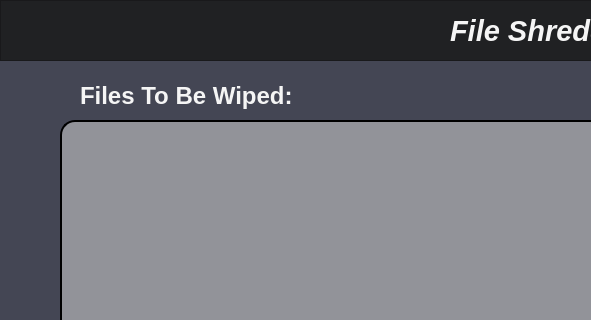
Qt form FileShredder/FileShredder.ui (Shayhha/CryptoShredder) before a commit; both pictures show x 0 to 591 and y 0 to 320 of the 1078 by 700 pixel window.
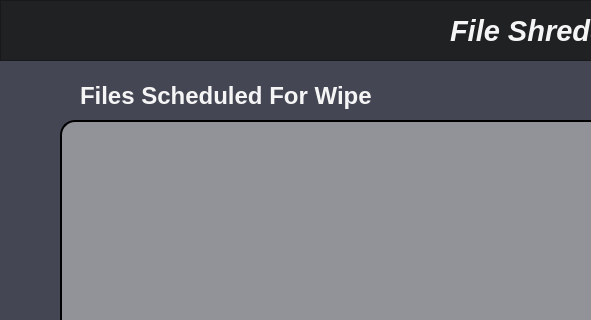
The same form after that commit.

Commit message: update with new question message before wipe

Patch:
```diff
--- a/FileShredder/FileShredder.ui
+++ b/FileShredder/FileShredder.ui
@@ -620,7 +620,7 @@
      <rect>
       <x>80</x>
       <y>80</y>
-      <width>221</width>
+      <width>431</width>
       <height>31</height>
      </rect>
     </property>
@@ -629,7 +629,9 @@
       <family>Arial</family>
       <pointsize>18</pointsize>
       <weight>75</weight>
+      <italic>false</italic>
       <bold>true</bold>
+      <underline>false</underline>
      </font>
     </property>
     <property name="styleSheet">
@@ -638,7 +640,7 @@
 </string>
     </property>
     <property name="text">
-     <string>Files To Be Wiped:</string>
+     <string>Files Scheduled For Wipe</string>
     </property>
    </widget>
   </widget>
```
The commit also changes 2 other files.
